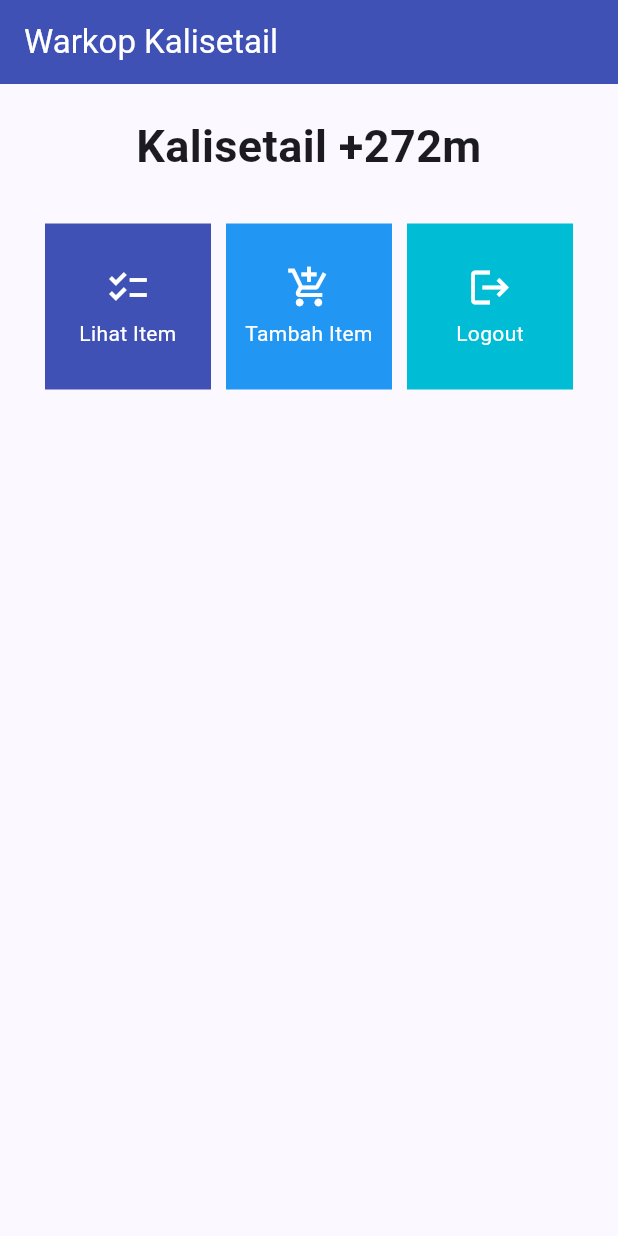
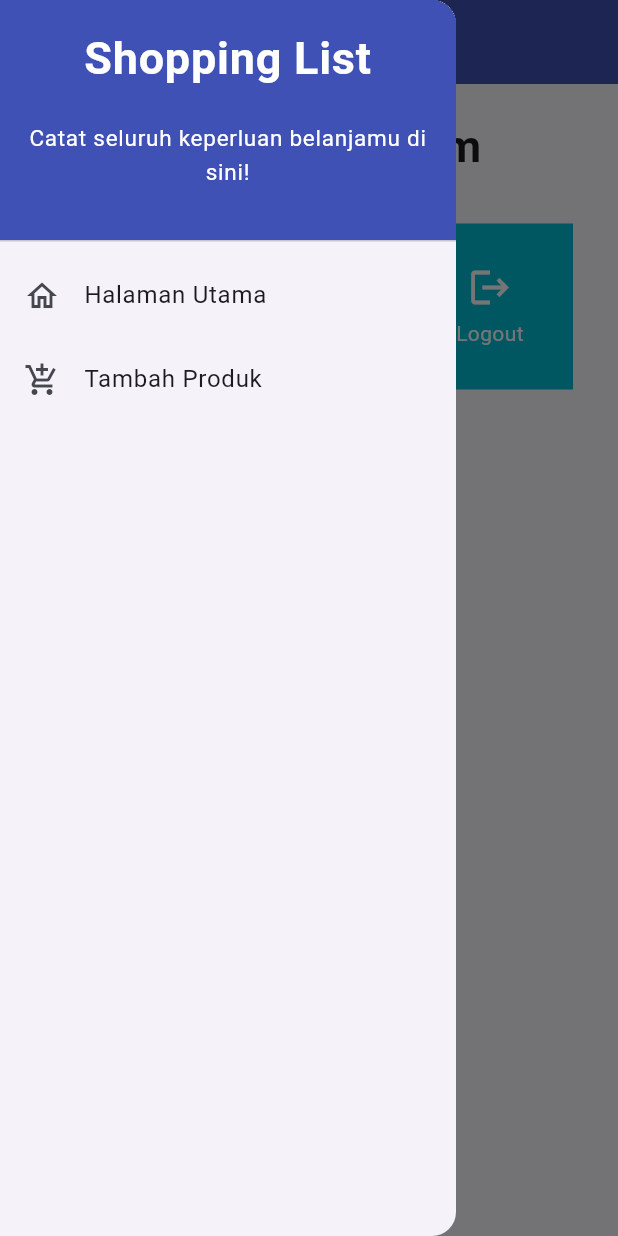
Before and after one commit to topahilangharapan/warkop-kalisetail-mobile, a Flutter app: the screen it shows after launch, with the side drawer open (before the commit the screen has no drawer), on a phone screen of 412 x 824 dp. Run offline on Flutter 3.47's test engine with Material 2 defaults, Android fonts, the phone set to English and light mode, and no system bars.

Commit message:
add: tugas 8

```diff
--- a/lib/main.dart
+++ b/lib/main.dart
@@ -1,5 +1,5 @@
 import 'package:flutter/material.dart';
-import 'package:warkop_kalisetail/menu.dart';
+import 'package:warkop_kalisetail/screens/menu.dart';
 
 void main() {
   runApp(const MyApp());
--- a/lib/menu.dart
+++ b/lib/screens/menu.dart
@@ -1,4 +1,7 @@
 import 'package:flutter/material.dart';
+import 'package:warkop_kalisetail/widgets/left_drawer.dart';
+import 'package:warkop_kalisetail/screens/warkop_form.dart';
+import 'package:warkop_kalisetail/widgets/warkop_card.dart';
 
 class MyHomePage extends StatelessWidget {
   MyHomePage({Key? key}) : super(key: key);
@@ -15,12 +18,11 @@
       appBar: AppBar(
         title: const Text(
           'Warkop Kalisetail',
-          style: TextStyle(
-            color: Colors.white,
-          ),
         ),
         backgroundColor:Colors.indigo,
+        foregroundColor: Colors.white,
       ),
+      drawer: const LeftDrawer(),
       body: SingleChildScrollView(
         // Widget wrapper yang dapat discroll
         child: Padding(
@@ -68,58 +70,3 @@
 
   WarkopItem(this.name, this.icon);
 }
-
-class WarkopCard extends StatelessWidget {
-  final WarkopItem item;
-
-  const WarkopCard(this.item, {super.key}); // Constructor
-
-  @override
-  Widget build(BuildContext context) {
-    var buttonColor;
-    if (item.name.compareTo("Lihat Item") == 0) {
-      buttonColor= Colors.indigo;
-    }
-    else if (item.name.compareTo("Tambah Item") == 0) {
-      buttonColor= Colors.blue;
-    }
-    else if (item.name.compareTo("Logout") == 0) {
-      buttonColor= Colors.cyan;
-    }
-    return Material(
-      color: buttonColor,
-      child: InkWell(
-        // Area responsive terhadap sentuhan
-        onTap: () {
-          // Memunculkan SnackBar ketika diklik
-          ScaffoldMessenger.of(context)
-            ..hideCurrentSnackBar()
-            ..showSnackBar(SnackBar(
-                content: Text("Kamu telah menekan tombol ${item.name}")));
-        },
-        child: Container(
-          // Container untuk menyimpan Icon dan Text
-          padding: const EdgeInsets.all(8),
-          child: Center(
-            child: Column(
-              mainAxisAlignment: MainAxisAlignment.center,
-              children: [
-                Icon(
-                  item.icon,
-                  color: Colors.white,
-                  size: 30.0,
-                ),
-                const Padding(padding: EdgeInsets.all(3)),
-                Text(
-                  item.name,
-                  textAlign: TextAlign.center,
-                  style: const TextStyle(color: Colors.white),
-                ),
-              ],
-            ),
-          ),
-        ),
-      ),
-    );
-  }
-}
--- /dev/null
+++ b/lib/widgets/left_drawer.dart
@@ -0,0 +1,76 @@
+import 'package:flutter/material.dart';
+import 'package:warkop_kalisetail/screens/menu.dart';
+import 'package:warkop_kalisetail/screens/warkop_form.dart';
+// TODO: Impor halaman ShopFormPage jika sudah dibuat
+
+class LeftDrawer extends StatelessWidget {
+  const LeftDrawer({super.key});
+
+  @override
+  Widget build(BuildContext context) {
+    return Drawer(
+      child: ListView(
+        children: [
+          const DrawerHeader(
+            // TODO: Bagian drawer header
+            decoration: BoxDecoration(
+              color: Colors.indigo,
+            ),
+            child: Column(
+              children: [
+                Text(
+                  'Shopping List',
+                  textAlign: TextAlign.center,
+                  style: TextStyle(
+                    fontSize: 30,
+                    fontWeight: FontWeight.bold,
+                    color: Colors.white,
+                  ),
+                ),
+                Padding(padding: EdgeInsets.all(10)),
+                Text("Catat seluruh keperluan belanjamu di sini!",
+                  // TODO: Tambahkan gaya teks dengan center alignment, font ukuran 15, warna putih, dan weight biasa
+                  textAlign: TextAlign.center,
+                  style: TextStyle(
+                    fontSize: 15,
+                    fontWeight: FontWeight.normal,
+                    color: Colors.white,
+                  ),
+                ),
+              ],
+            ),
+          ),
+          // TODO: Bagian routing
+          ListTile(
+            leading: const Icon(Icons.home_outlined),
+            title: const Text('Halaman Utama'),
+            // Bagian redirection ke MyHomePage
+            onTap: () {
+              Navigator.pushReplacement(
+                  context,
+                  MaterialPageRoute(
+                    builder: (context) => MyHomePage(),
+                  ));
+            },
+          ),
+          ListTile(
+            leading: const Icon(Icons.add_shopping_cart),
+            title: const Text('Tambah Produk'),
+            // Bagian redirection ke ShopFormPage
+            onTap: () {
+              /*
+    TODO: Buatlah routing ke ShopFormPage di sini,
+    setelah halaman ShopFormPage sudah dibuat.
+    */
+              Navigator.pushReplacement(
+                  context,
+                  MaterialPageRoute(
+                    builder: (context) => WarkopFormPage(),
+                  ));
+            },
+          ),
+        ],
+      ),
+    );
+  }
+}
--- /dev/null
+++ b/lib/widgets/warkop_card.dart
@@ -0,0 +1,63 @@
+import 'package:flutter/material.dart';
+import 'package:warkop_kalisetail/screens/warkop_form.dart';
+import 'package:warkop_kalisetail/screens/menu.dart';
+
+class WarkopCard extends StatelessWidget {
+  final WarkopItem item;
+
+  const WarkopCard(this.item, {super.key}); // Constructor
+
+  @override
+  Widget build(BuildContext context) {
+    var buttonColor;
+    if (item.name.compareTo("Lihat Item") == 0) {
+      buttonColor= Colors.indigo;
+    }
+    else if (item.name.compareTo("Tambah Item") == 0) {
+      buttonColor= Colors.blue;
+    }
+    else if (item.name.compareTo("Logout") == 0) {
+      buttonColor= Colors.cyan;
+    }
+    return Material(
+      color: buttonColor,
+      child: InkWell(
+        // Area responsive terhadap sentuhan
+        onTap: () {
+          // Memunculkan SnackBar ketika diklik
+          ScaffoldMessenger.of(context)
+            ..hideCurrentSnackBar()
+            ..showSnackBar(SnackBar(
+                content: Text("Kamu telah menekan tombol ${item.name}")));
+          if (item.name == "Tambah Item") {
+            // TODO: Gunakan Navigator.push untuk melakukan navigasi ke MaterialPageRoute yang mencakup ShopFormPage.
+            Navigator.push(context,
+                MaterialPageRoute(builder: (context) => const WarkopFormPage()));
+          }
+        },
+        child: Container(
+          // Container untuk menyimpan Icon dan Text
+          padding: const EdgeInsets.all(8),
+          child: Center(
+            child: Column(
+              mainAxisAlignment: MainAxisAlignment.center,
+              children: [
+                Icon(
+                  item.icon,
+                  color: Colors.white,
+                  size: 30.0,
+                ),
+                const Padding(padding: EdgeInsets.all(3)),
+                Text(
+                  item.name,
+                  textAlign: TextAlign.center,
+                  style: const TextStyle(color: Colors.white),
+                ),
+              ],
+            ),
+          ),
+        ),
+      ),
+    );
+  }
+}
```
Also changed, not shown: lib/screens/warkop_form.dart (added, +166 -0 lines).
